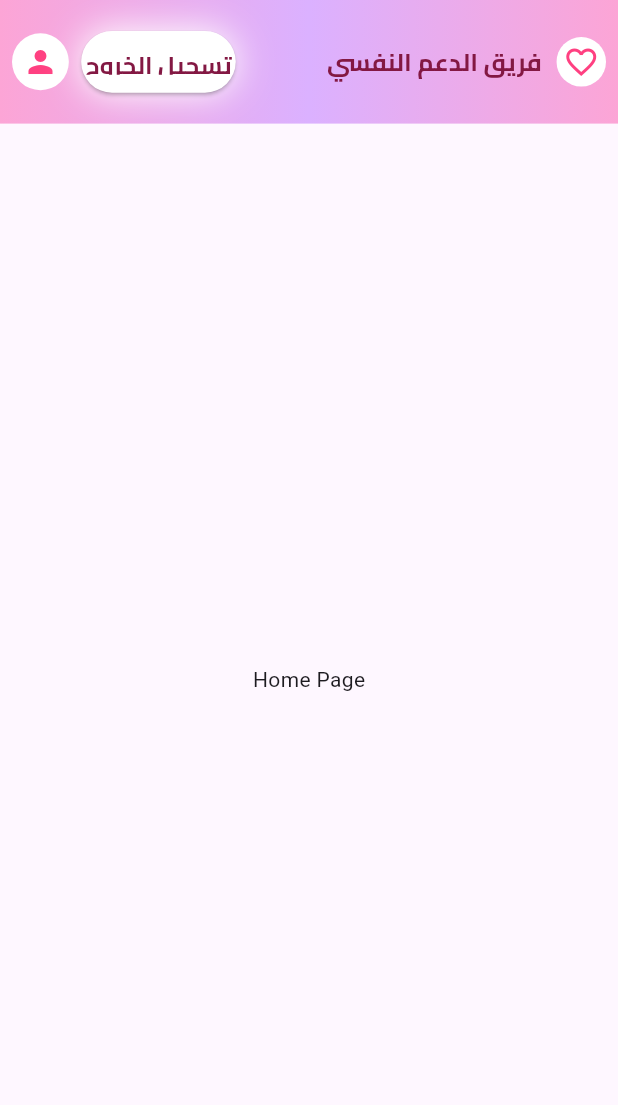
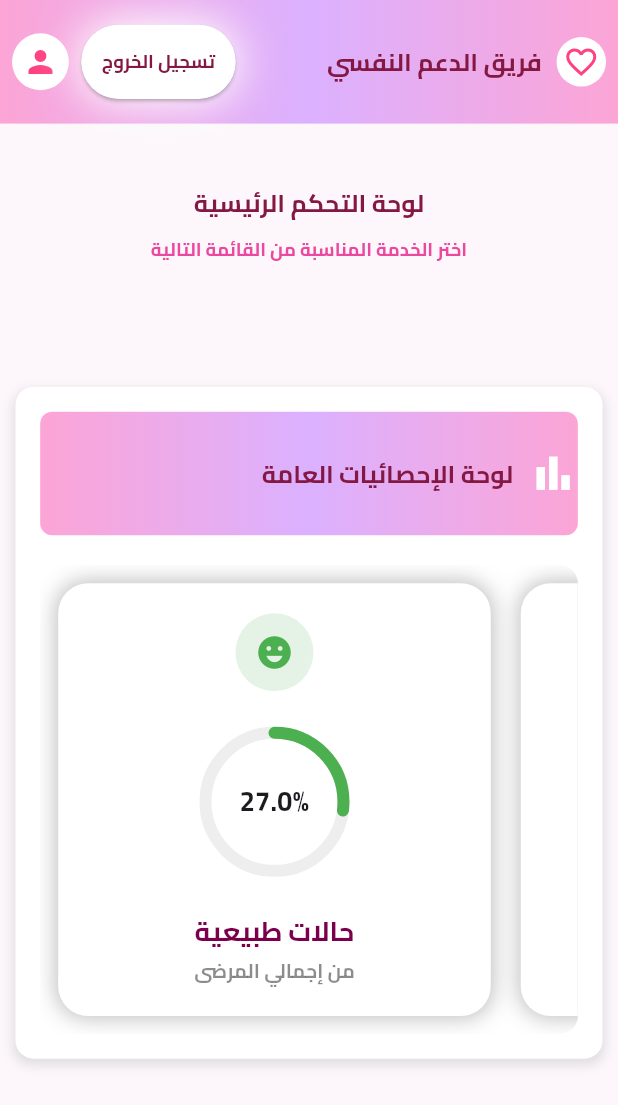
Before and after one commit to Ebaheya/bahya_website, a Flutter app: the HomePage screen opened by its route, on a phone screen of 412 x 824 dp. Shown: the top 1105 px of the screen. Run offline on Flutter 3.47's test engine with Material 3 defaults, Android fonts, the phone set to English and light mode, and no system bars; drawn by our look-alikes of percent_indicator.

Commit message:
Refactor CustomGlowButton to include textColor and textSize; update homePageAppBar and login page for responsive design; add StatCard and StatsHorizontalGrid for displaying statistics.

```diff
--- a/lib/helper/base.dart
+++ b/lib/helper/base.dart
@@ -2,6 +2,7 @@ import 'dart:developer';
 
 import 'package:bahya_website/helper/custom_form_textfield.dart';
 import 'package:bahya_website/helper/custom_glow_buttom.dart';
+import 'package:bahya_website/helper/strings.dart';
 import 'package:flutter/material.dart';
 import 'package:flutter/foundation.dart' show kIsWeb;
 
@@ -16,7 +17,7 @@ Widget arabicText({
   return Align(
     alignment: isCenter ? Alignment.center : Alignment.topRight,
     child: Text(
-      textAlign:  align ?? TextAlign.center,
+      textAlign: align ?? TextAlign.center,
       text,
       style: TextStyle(
         fontSize: size,
@@ -55,7 +56,7 @@ Widget buildTextField({
   bool obscureText = false,
 }) {
   return Padding(
-    padding: const EdgeInsets.symmetric(horizontal: 16.0, vertical: 8.0),
+    padding: const EdgeInsets.symmetric(vertical: 6.0),
     child: CustomFormTextField(
       keyboardType: keyboardType,
       autovalidateMode: AutovalidateMode.onUserInteraction,
@@ -92,7 +93,7 @@ Widget heartSign({
 
 PreferredSizeWidget? homePageAppBar({required BuildContext context}) {
   return PreferredSize(
-    preferredSize: Size.fromHeight(MediaQuery.of(context).size.height * 0.1),
+    preferredSize: Size.fromHeight(getScreenHeight(context) * 0.1),
     child: Container(
       decoration: const BoxDecoration(
         gradient: LinearGradient(
@@ -110,19 +111,21 @@ PreferredSizeWidget? homePageAppBar({required BuildContext context}) {
               Row(
                 children: [
                   CircleAvatar(
-                    radius: MediaQuery.of(context).size.height * 0.023,
+                    radius: getScreenHeight(context) * 0.023,
                     backgroundColor: Colors.white,
                     child: Icon(Icons.person, color: Colors.pinkAccent),
                   ),
-                  SizedBox(width: MediaQuery.of(context).size.width * 0.02),
+                  SizedBox(width: getScreenWidth(context) * 0.02),
                   CustomGlowButton(
                     title: 'تسجيل الخروج',
                     onPressed: () {
                       Navigator.pop(context);
                     },
+                    textSize: getScreenHeight(context) * 0.015,
                     glowColor: Colors.white,
+                    width: getScreenWidth(context) * 0.25,
                     backgroundColor: Colors.white,
-                    foregroundColor: Color(0xFF831843),
+                    textColor: Color(0xFF831843),
                   ),
                 ],
               ),
@@ -130,13 +133,13 @@ PreferredSizeWidget? homePageAppBar({required BuildContext context}) {
                 children: [
                   arabicText(
                     text: ' فريق الدعم النفسي',
-                    size: MediaQuery.of(context).size.height * 0.02,
+                    size: getScreenHeight(context) * 0.02,
                     bold: true,
                     color: Color(0xFF831843),
                   ),
-                  SizedBox(width: MediaQuery.of(context).size.width * 0.015),
+                  SizedBox(width: getScreenWidth(context) * 0.015),
                   CircleAvatar(
-                    radius: MediaQuery.of(context).size.height * 0.02,
+                    radius: getScreenHeight(context) * 0.02,
                     backgroundColor: Colors.white,
                     child: Icon(
                       Icons.favorite_border,
--- a/lib/helper/custom_glow_buttom.dart
+++ b/lib/helper/custom_glow_buttom.dart
@@ -6,43 +6,49 @@ class CustomGlowButton extends StatelessWidget {
   final String title;
   final VoidCallback onPressed;
   final Color? backgroundColor;
-  final Color? foregroundColor;
+  final Color? textColor;
   final Color? glowColor;
+  final double? textSize;
+  final double? width;
   const CustomGlowButton({
     super.key,
     required this.title,
     required this.onPressed,
     this.backgroundColor,
-    this.foregroundColor,
+    this.textColor,
     this.glowColor,
+     this.textSize,
+    this.width,
   });
 
   @override
   Widget build(BuildContext context) {
     return Container(
-      height: MediaQuery.of(context).size.height * 0.05,
-      width: MediaQuery.of(context).size.width * 0.25,
+      height: getScreenHeight(context) * 0.06,
+      width: width ?? getScreenWidth(context) * 0.25,
       decoration: BoxDecoration(
         borderRadius: BorderRadius.circular(30),
         boxShadow: [
           BoxShadow(
-            color: glowColor != null
-                ? glowColor!
-                : Color(0xFFFF7BB0).withOpacity(0.6),
-            blurRadius: 20,
-            spreadRadius: 1,
+            color: glowColor ?? Color(0xFFFF7BB0).withOpacity(0.6),
+            blurRadius: 25,
+            spreadRadius: 3,
           ),
         ],
       ),
       child: ElevatedButton(
         style: ElevatedButton.styleFrom(
           backgroundColor: backgroundColor ?? Colors.white,
-          foregroundColor: foregroundColor ?? Color(0xFFFF7BB0),
+          foregroundColor: textColor ?? Color(0xFFFF7BB0),
           shape: const StadiumBorder(),
           padding: const EdgeInsets.symmetric(vertical: 12),
         ),
         onPressed: onPressed,
-        child: arabicText(text: title, size: 16, bold: true),
+        child: arabicText(
+          text: title,
+          size: textSize ?? getScreenHeight(context) * 0.02,
+          bold: true,
+        ),
       ),
     );
   }
--- a/lib/helper/forget_password_dialog.dart
+++ b/lib/helper/forget_password_dialog.dart
@@ -1,6 +1,7 @@
 import 'package:bahya_website/helper/base.dart';
 import 'package:bahya_website/helper/custom_form_textfield.dart';
 import 'package:bahya_website/helper/custom_glow_buttom.dart';
+import 'package:bahya_website/helper/strings.dart';
 import 'package:flutter/material.dart';
 
 enum ContactMethod { email, phone }
@@ -14,12 +15,10 @@ void forgetPasswordDialog(BuildContext context) {
     transitionDuration: const Duration(milliseconds: 220),
     pageBuilder: (ctx, _, __) {
       ContactMethod method = ContactMethod.email;
+
       return Center(
         child: Dialog(
-          insetPadding: const EdgeInsets.symmetric(
-            horizontal: 24,
-            vertical: 24,
-          ),
+          insetPadding: const EdgeInsets.symmetric(horizontal: 24),
           backgroundColor: Colors.white,
           shape: RoundedRectangleBorder(
             borderRadius: BorderRadius.circular(20),
@@ -30,37 +29,50 @@ void forgetPasswordDialog(BuildContext context) {
               builder: (context, setState) {
                 return Container(
                   width: 460,
-                  padding: const EdgeInsets.all(24.0),
-                  child: Stack(
-                    alignment: Alignment.topRight,
-                    children: [
-                      Column(
+                  padding: const EdgeInsets.all(22.0),
+                  child: Column(
                     mainAxisSize: MainAxisSize.min,
                     children: [
-                          const SizedBox(height: 12),
+                      Row(
+                        crossAxisAlignment: CrossAxisAlignment.start,
+                        children: [
+                          IconButton(
+                            icon: const Icon(
+                              Icons.close,
+                              color: Color(0xFF7A104F),
+                            ),
+                            onPressed: () => Navigator.of(
+                              context,
+                              rootNavigator: true,
+                            ).pop(),
+                          ),
+                        ],
+                      ),
+                      const SizedBox(width: 28),
                       Row(
                         mainAxisAlignment: MainAxisAlignment.center,
                         children: [
                           arabicText(
                             text: 'استرجاع كلمة المرور',
-                                size: 26,
-                                color: Color(0xFF7A104F),
+                            size: getScreenHeight(context) * 0.025,
+                            color: const Color(0xFF7A104F),
                             bold: true,
                           ),
-                              SizedBox(width: 8),
-                              Icon(
+                          const SizedBox(width: 8),
+                          const Icon(
                             Icons.favorite_border,
                             color: Color(0xFFE91E63),
                             size: 28,
                           ),
                         ],
                       ),
+
                       const SizedBox(height: 8),
                       arabicText(
                         text:
                             'من فضلك املأ البيانات التالية وسنتواصل معك قريباً',
-                            size: 15,
-                            color: Color(0xFFE91E63),
+                        size: getScreenHeight(context) * 0.018,
+                        color: const Color(0xFFE91E63),
                         bold: false,
                       ),
                       const SizedBox(height: 24),
@@ -85,7 +97,7 @@ void forgetPasswordDialog(BuildContext context) {
                       ),
                       buildTextField(
                         keyboardType: CustomTextFieldType.phone,
-                            hintText: '05xxxxxxxx',
+                        hintText: '020xxxxxxxxxx',
                         labelText: 'رقم الهاتف',
                         suffixIcon: const Icon(
                           Icons.phone,
@@ -108,6 +120,7 @@ void forgetPasswordDialog(BuildContext context) {
                         value: ContactMethod.email,
                         groupValue: method,
                         onChanged: (v) => setState(() => method = v!),
+                        context: context,
                       ),
                       const SizedBox(height: 8),
                       _contactOption(
@@ -116,16 +129,18 @@ void forgetPasswordDialog(BuildContext context) {
                         value: ContactMethod.phone,
                         groupValue: method,
                         onChanged: (v) => setState(() => method = v!),
+                        context: context,
                       ),
 
                       const SizedBox(height: 24),
+
                       Row(
                         children: [
                           Expanded(
                             child: CustomGlowButton(
                               title: 'تأكيد',
                               backgroundColor: const Color(0xFFFF7BB0),
-                                  foregroundColor: Colors.white,
+                              textColor: Colors.white,
                               onPressed: () => Navigator.of(
                                 context,
                                 rootNavigator: true,
@@ -143,13 +158,6 @@ void forgetPasswordDialog(BuildContext context) {
                             ),
                           ),
                         ],
-                          ),
-                        ],
-                      ),
-                      IconButton(
-                        icon: const Icon(Icons.close, color: Color(0xFF7A104F)),
-                        onPressed: () =>
-                            Navigator.of(context, rootNavigator: true).pop(),
                       ),
                     ],
                   ),
@@ -183,10 +191,11 @@ Widget _contactOption({
   required ContactMethod value,
   required ContactMethod groupValue,
   required ValueChanged<ContactMethod?> onChanged,
+  required BuildContext context,
 }) {
   final selected = value == groupValue;
   return Container(
-    padding: const EdgeInsets.symmetric(horizontal: 12, vertical: 8),
+    padding: const EdgeInsets.symmetric(horizontal: 4, vertical: 8),
     decoration: BoxDecoration(
       color: selected ? const Color(0xFFFFE6F0) : const Color(0xFFF8F8F8),
       borderRadius: BorderRadius.circular(10),
@@ -205,7 +214,7 @@ Widget _contactOption({
           child: arabicText(
             isCenter: false,
             text: title,
-            size: 14,
+            size: getScreenHeight(context) * 0.015,
             color: selected ? const Color(0xFFE91E63) : Colors.grey.shade700,
             bold: true,
           ),
--- /dev/null
+++ b/lib/helper/state_card.dart
@@ -0,0 +1,174 @@
+import 'package:bahya_website/helper/base.dart';
+import 'package:bahya_website/helper/strings.dart';
+import 'package:flutter/material.dart';
+import 'package:flutter/gestures.dart';
+import 'package:percent_indicator/circular_percent_indicator.dart';
+
+class StatCard extends StatelessWidget {
+  final String title;
+  final double percent;
+  final Color color;
+  final IconData icon;
+  final VoidCallback? onTap;
+
+  const StatCard({
+    super.key,
+    required this.title,
+    required this.percent,
+    required this.color,
+    required this.icon,
+    this.onTap,
+  });
+
+  @override
+  Widget build(BuildContext context) {
+    return InkWell(
+      onTap: onTap,
+      borderRadius: BorderRadius.circular(20),
+      child: Container(
+        width: 100,
+        padding: const EdgeInsets.all(20),
+        decoration: BoxDecoration(
+          color: Colors.white,
+          borderRadius: BorderRadius.circular(20),
+          boxShadow: const [
+            BoxShadow(color: Colors.black26, blurRadius: 12, spreadRadius: 1),
+          ],
+        ),
+        child: Column(
+          mainAxisAlignment: MainAxisAlignment.spaceBetween,
+          children: [
+            CircleAvatar(
+              radius: 26,
+              backgroundColor: color.withOpacity(.15),
+              child: Icon(icon, color: color, size: 26),
+            ),
+            CircularPercentIndicator(
+              radius: 50,
+              lineWidth: 8,
+              animation: true,
+              percent: percent,
+              center: arabicText(
+                text: "${percent * 100}%",
+                size: 18,
+                bold: true,
+              ),
+              circularStrokeCap: CircularStrokeCap.round,
+              animateFromLastPercent: true,
+              animateToInitialPercent: true,
+              backgroundColor: Colors.grey.shade200,
+              progressColor: color,
+            ),
+            Column(
+              children: [
+                arabicText(
+                  text: title,
+                  size: 18,
+                  bold: true,
+                  color: Color(0xFF7A004C),
+                ),
+                const SizedBox(height: 4),
+                arabicText(
+                  text: "من إجمالي المرضى",
+                  size: 13,
+                  color: Colors.black45,
+                ),
+              ],
+            ),
+          ],
+        ),
+      ),
+    );
+  }
+}
+
+class StatsHorizontalGrid extends StatelessWidget {
+  final List<StatCard> items;
+  const StatsHorizontalGrid({super.key, required this.items});
+
+  @override
+  Widget build(BuildContext context) {
+    return SizedBox(
+      height: getScreenHeight(context) * 0.35,
+      child: ScrollConfiguration(
+        behavior: const MaterialScrollBehavior().copyWith(
+          dragDevices: {
+            PointerDeviceKind.touch,
+            PointerDeviceKind.mouse,
+            PointerDeviceKind.stylus,
+          },
+        ),
+        child: GridView.builder(
+          clipBehavior: Clip.none,
+          scrollDirection: Axis.horizontal,
+          physics: const ClampingScrollPhysics(),
+          padding: EdgeInsets.zero,
+          primary: false,
+          shrinkWrap: true,
+          gridDelegate: const SliverGridDelegateWithFixedCrossAxisCount(
+            crossAxisCount: 1,
+            mainAxisSpacing: 20,
+
+            // mainAxisExtent: ,
+            childAspectRatio: 1,
+          ),
+          itemCount: items.length,
+          itemBuilder: (_, i) => items[i],
+        ),
+      ),
+    );
+  }
+}
+
+List<StatCard> getStatCards(BuildContext context) {
+  return [
+    StatCard(
+      title: "حالات طبيعية",
+      percent: .27,
+      color: Colors.green,
+      icon: Icons.emoji_emotions,
+    ),
+    StatCard(
+      title: "اضطراب نفسي عام",
+      percent: .20,
+      color: Colors.blue,
+      icon: Icons.monitor_heart,
+    ),
+    StatCard(
+      title: "القلق",
+      percent: .27,
+      color: Colors.purple,
+      icon: Icons.psychology,
+    ),
+    StatCard(
+      title: "الاكتئاب",
+      percent: .27,
+      color: Colors.pink,
+      icon: Icons.favorite,
+    ),
+    StatCard(
+      title: "حالات طبيعية",
+      percent: .27,
+      color: Colors.green,
+      icon: Icons.emoji_emotions,
+    ),
+    StatCard(
+      title: "اضطراب نفسي عام",
+      percent: .20,
+      color: Colors.blue,
+      icon: Icons.monitor_heart,
+    ),
+    StatCard(
+      title: "القلق",
+      percent: .27,
+      color: Colors.purple,
+      icon: Icons.psychology,
+    ),
+    StatCard(
+      title: "الاكتئاب",
+      percent: .27,
+      color: Colors.pink,
+      icon: Icons.favorite,
+    ),
+  ];
+}
--- a/lib/screens/home.dart
+++ b/lib/screens/home.dart
@@ -1,4 +1,6 @@
 import 'package:bahya_website/helper/base.dart';
+import 'package:bahya_website/helper/state_card.dart';
+import 'package:bahya_website/helper/strings.dart';
 import 'package:flutter/material.dart';
 
 class HomePage extends StatefulWidget {
@@ -13,7 +15,96 @@ class _HomePageState extends State<HomePage> {
   Widget build(BuildContext context) {
     return Scaffold(
       appBar: homePageAppBar(context: context),
-      body: const Center(child: Text('Home Page')),
+      backgroundColor: const Color(0xFFFDF7FB),
+      body: SingleChildScrollView(
+        child: Column(
+          children: [
+            SizedBox(height: getScreenHeight(context) * 0.05),
+            Column(
+              children: [
+                arabicText(
+                  text: "لوحة التحكم الرئيسية",
+                  size: getScreenHeight(context) * 0.02,
+                  color: const Color(0xFF831843),
+                  bold: true,
+                ),
+                const SizedBox(height: 10),
+                arabicText(
+                  text: "اختر الخدمة المناسبة من القائمة التالية",
+                  size: getScreenHeight(context) * 0.015,
+                  color: const Color(0xFFEB48A0),
+                  bold: true,
+                ),
+              ],
+            ),
+            SizedBox(height: getScreenHeight(context) * 0.1),
+
+            Container(
+              width: getScreenWidth(context) * 0.95,
+              padding: EdgeInsets.all(getScreenHeight(context) * 0.02),
+              decoration: BoxDecoration(
+                color: Colors.white,
+
+                borderRadius: BorderRadius.circular(12),
+                boxShadow: [
+                  BoxShadow(
+                    color: Colors.grey.withOpacity(0.3),
+                    spreadRadius: 1,
+                    blurRadius: 6,
+                    offset: const Offset(0, 3),
+                  ),
+                ],
+              ),
+              clipBehavior: Clip.antiAlias,
+              child: Column(
+                children: [
+                  Container(
+                    height: getScreenHeight(context) * 0.1,
+                    decoration: BoxDecoration(
+                      gradient: const LinearGradient(
+                        colors: [
+                          Color(0xFFfca5d6),
+                          Color(0xFFDBB1FF),
+                          Color(0xFFfca5d6),
+                        ],
+                        begin: Alignment.centerLeft,
+                        end: Alignment.centerRight,
+                      ),
+                      borderRadius: BorderRadius.circular(8),
+                    ),
+                    child: Row(
+                      mainAxisAlignment: MainAxisAlignment.end,
+                      children: [
+                        arabicText(
+                          text: "لوحة الإحصائيات العامة",
+                          size: getScreenHeight(context) * 0.02,
+                          bold: true,
+                          color: const Color(0xFF831843),
+                        ),
+                        const SizedBox(width: 10),
+                        Icon(
+                          Icons.bar_chart,
+                          color: Colors.white,
+                          size: getScreenHeight(context) * 0.04,
+                        ),
+                      ],
+                    ),
+                  ),
+                  const SizedBox(height: 20),
+                  Container(
+                    clipBehavior: Clip.antiAlias,
+                    padding: EdgeInsets.all(12),
+                    decoration: BoxDecoration(
+                      borderRadius: BorderRadius.circular(12),
+                    ),
+                    child: StatsHorizontalGrid(items: getStatCards(context)),
+                  ),
+                ],
+              ),
+            ),
+          ],
+        ),
+      ),
     );
   }
 }
--- a/lib/screens/login.dart
+++ b/lib/screens/login.dart
@@ -1,7 +1,9 @@
 import 'package:bahya_website/helper/base.dart';
 import 'package:bahya_website/helper/custom_form_textfield.dart';
+import 'package:bahya_website/helper/custom_glow_buttom.dart';
 import 'package:bahya_website/helper/forget_password_dialog.dart';
 import 'package:bahya_website/helper/massage_dialog.dart';
+import 'package:bahya_website/helper/strings.dart';
 import 'package:flutter/material.dart';
 
 class LoginPage extends StatelessWidget {
@@ -13,6 +15,7 @@ class LoginPage extends StatelessWidget {
     return Directionality(
       textDirection: TextDirection.rtl,
       child: Scaffold(
+        resizeToAvoidBottomInset: false,
         body: Stack(
           children: [
             Positioned.fill(
@@ -35,7 +38,7 @@ class LoginPage extends StatelessWidget {
                 child: ConstrainedBox(
                   constraints: const BoxConstraints(maxWidth: 640),
                   child: Container(
-                    padding: const EdgeInsets.fromLTRB(32, 28, 32, 24),
+                    padding: const EdgeInsets.all(24),
                     decoration: BoxDecoration(
                       color: Colors.white.withOpacity(0.90),
                       borderRadius: BorderRadius.circular(20),
@@ -56,13 +59,13 @@ class LoginPage extends StatelessWidget {
                           const SizedBox(height: 16),
                           arabicText(
                             text: 'فريق الدعم النفسي',
-                            size: 36,
+                            size: getScreenHeight(context) * 0.035,
                             color: Color(0xFF7A104F),
                           ),
                           const SizedBox(height: 8),
                           arabicText(
                             text: 'مرحباً بك في منصة الدعم والرعاية',
-                            size: 16,
+                            size: getScreenHeight(context) * 0.02,
                             color: Color(0xFFE91E63),
                             bold: false,
                           ),
@@ -79,24 +82,17 @@ class LoginPage extends StatelessWidget {
                             labelText: 'كلمة المرور',
                           ),
                           const SizedBox(height: 16),
-                          SizedBox(
-                            height: 48,
-                            child: ElevatedButton(
-                              style: ElevatedButton.styleFrom(
-                                backgroundColor: const Color(0xFFFF7BB0),
-                                shape: const StadiumBorder(),
-                                elevation: 14,
-                                shadowColor: const Color(0xFFFF7BB0),
-                              ),
+                          CustomGlowButton(
+                            title: "تسجيل الدخول",
+                            backgroundColor: Color(0xFFFF7BB0),
+                            textColor: Colors.white,
                             onPressed: () async {
-                                if (_formKey.currentState?.validate() ??
-                                    false) {
+                              if (_formKey.currentState?.validate() ?? false) {
                                 customDialog(
                                   context: context,
                                   title: 'نجاح',
                                   message: 'تم تسجيل الدخول بنجاح!',
-                                    onClose: () =>
-                                        Navigator.pushReplacementNamed(
+                                  onClose: () => Navigator.pushReplacementNamed(
                                     context,
                                     '/home',
                                   ),
@@ -109,13 +105,7 @@ class LoginPage extends StatelessWidget {
                                 );
                               }
                             },
-                              child: arabicText(
-                                text: "تسجيل الدخول",
-                                size: 18,
-                                bold: true,
-                                color: Colors.white,
-                              ),
-                            ),
+                            glowColor: Color(0xFFFF7BB0),
                           ),
                           const SizedBox(height: 16),
                           GestureDetector(
```
Also changed, not shown: pubspec.yaml (+1 -6 lines), pubspec.lock. Lines whose indentation alone changed are shown as unchanged.
